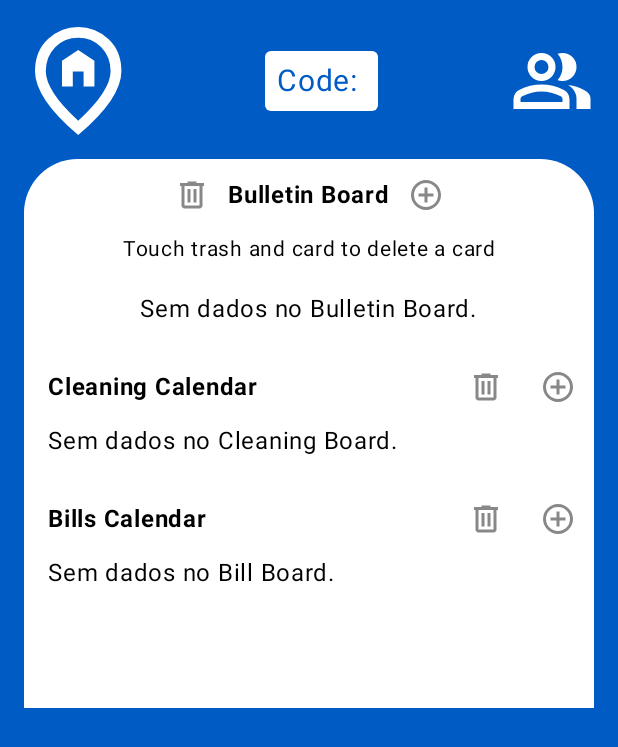
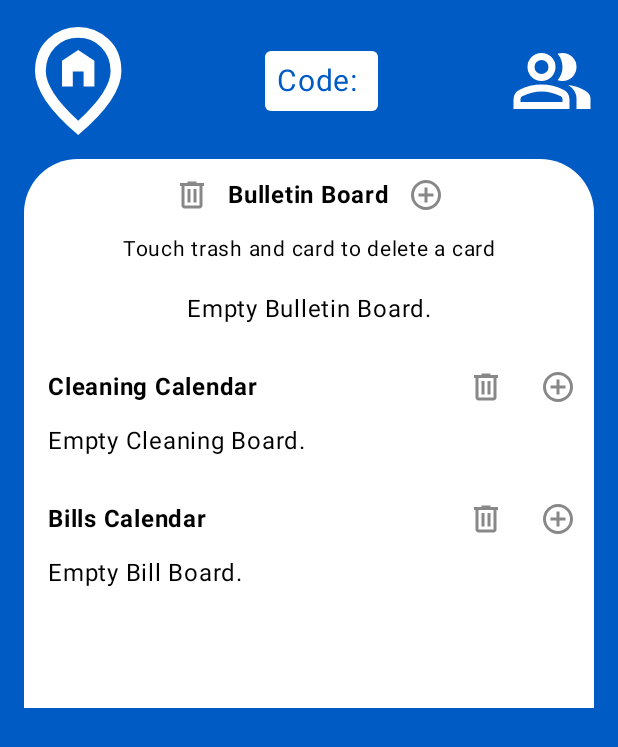
Before and after one commit to Joa0DeL1ma/Flat_Flow, an Android app built with Jetpack Compose: the HomeScreen screen opened through its navigation route, on a phone screen of 412 x 824 dp. Shown: the top 747 px of the screen. Run offline under Robolectric (Android 15) with nearby library versions, the phone set to English and light mode, and no system bars.

```diff
--- a/app/src/main/java/com/example/flat_flow/home/HomeScreen.kt
+++ b/app/src/main/java/com/example/flat_flow/home/HomeScreen.kt
@@ -131,7 +131,7 @@ fun HomeScreen(
             }
             Text(modifier = Modifier.padding(bottom = 16.dp), fontSize = 14.sp, text = "Touch trash and card to delete a card")
             if (bulletinCards.isEmpty()) {
-                Text(text = "Sem dados no Bulletin Board.")
+                Text(text = "Empty Bulletin Board.")
             } else {
                 LazyColumn {
                     items(bulletinCards) { card ->
@@ -191,7 +191,7 @@ fun HomeScreen(
                 if (cleaningCards.isEmpty()) {
                     Text(
                         modifier = Modifier.padding(start = 16.dp),
-                        text = "Sem dados no Cleaning Board."
+                        text = "Empty Cleaning Board."
                     )
                 } else {
                     LazyRow(
@@ -255,7 +255,7 @@ fun HomeScreen(
                     if (billCards.isEmpty()) {
                         Text(
                             modifier = Modifier.padding(start = 16.dp),
-                            text = "Sem dados no Bill Board."
+                            text = "Empty Bill Board."
                         )
                     } else {
                         LazyRow(
--- a/app/src/main/java/com/example/flat_flow/login/LoginScreen.kt
+++ b/app/src/main/java/com/example/flat_flow/login/LoginScreen.kt
@@ -9,6 +9,8 @@ import androidx.compose.foundation.layout.fillMaxWidth
 import androidx.compose.foundation.layout.padding
 import androidx.compose.foundation.layout.size
 import androidx.compose.foundation.shape.RoundedCornerShape
+import androidx.compose.foundation.text.KeyboardActions
+import androidx.compose.foundation.text.KeyboardOptions
 import androidx.compose.material3.Button
 import androidx.compose.material3.ButtonDefaults
 import androidx.compose.material3.Icon
@@ -17,9 +19,12 @@ import androidx.compose.material3.TextField
 import androidx.compose.runtime.Composable
 import androidx.compose.ui.Alignment
 import androidx.compose.ui.Modifier
+import androidx.compose.ui.focus.FocusRequester
+import androidx.compose.ui.focus.focusRequester
 import androidx.compose.ui.graphics.Color
 import androidx.compose.ui.platform.LocalContext
 import androidx.compose.ui.res.painterResource
+import androidx.compose.ui.text.input.ImeAction
 import androidx.compose.ui.text.input.PasswordVisualTransformation
 import androidx.compose.ui.tooling.preview.Preview
 import androidx.compose.ui.unit.dp
@@ -31,13 +36,15 @@ import com.example.flat_flow.R
 import com.example.flat_flow.viewModel.LoginViewModel
 
 
-@Suppress("ktlint:standard:function-naming")
 @Composable
 fun LoginScreen(
     navController: NavHostController,
     viewModel: LoginViewModel = viewModel()
 ) {
     val context = LocalContext.current
+
+    // Criando FocusRequester para gerenciar foco
+    val passwordFocusRequester = FocusRequester()
 
     // Observar a mensagem de login
     val loginMessage = viewModel.loginMessage.value
@@ -68,16 +75,25 @@ fun LoginScreen(
                 tint = Color.White,
             )
             TextField(
-                modifier = Modifier.fillMaxWidth(),
+                modifier = Modifier
+                    .fillMaxWidth(),
                 value = viewModel.email.value,
                 onValueChange = { newValue ->
                     viewModel.email.value = newValue
                     viewModel.updateLoginButtonState()
                 },
                 label = { Text(text = "Email") },
+                keyboardOptions = KeyboardOptions.Default.copy(imeAction = ImeAction.Next),
+                keyboardActions = KeyboardActions(
+                    onNext = {
+                        passwordFocusRequester.requestFocus()
+                    }
+                ),
             )
             TextField(
-                modifier = Modifier.fillMaxWidth(),
+                modifier = Modifier
+                    .fillMaxWidth()
+                    .focusRequester(passwordFocusRequester),
                 value = viewModel.contraseña.value,
                 onValueChange = { newValue ->
                     viewModel.contraseña.value = newValue
@@ -85,6 +101,12 @@ fun LoginScreen(
                 },
                 label = { Text(text = "Password") },
                 visualTransformation = PasswordVisualTransformation(),
+                keyboardOptions = KeyboardOptions.Default.copy(imeAction = ImeAction.Done),
+                keyboardActions = KeyboardActions(
+                    onDone = {
+                        viewModel.login(navController)
+                    }
+                ),
             )
         }
         if (viewModel.enableWrongLoginAlert.value) {
```
Also changed, not shown: app/src/main/java/com/example/flat_flow/home/widgets/CleaningCard.kt (+8 -5 lines), app/src/main/java/com/example/flat_flow/login/RegisterScreen.kt (+35 -8 lines).
